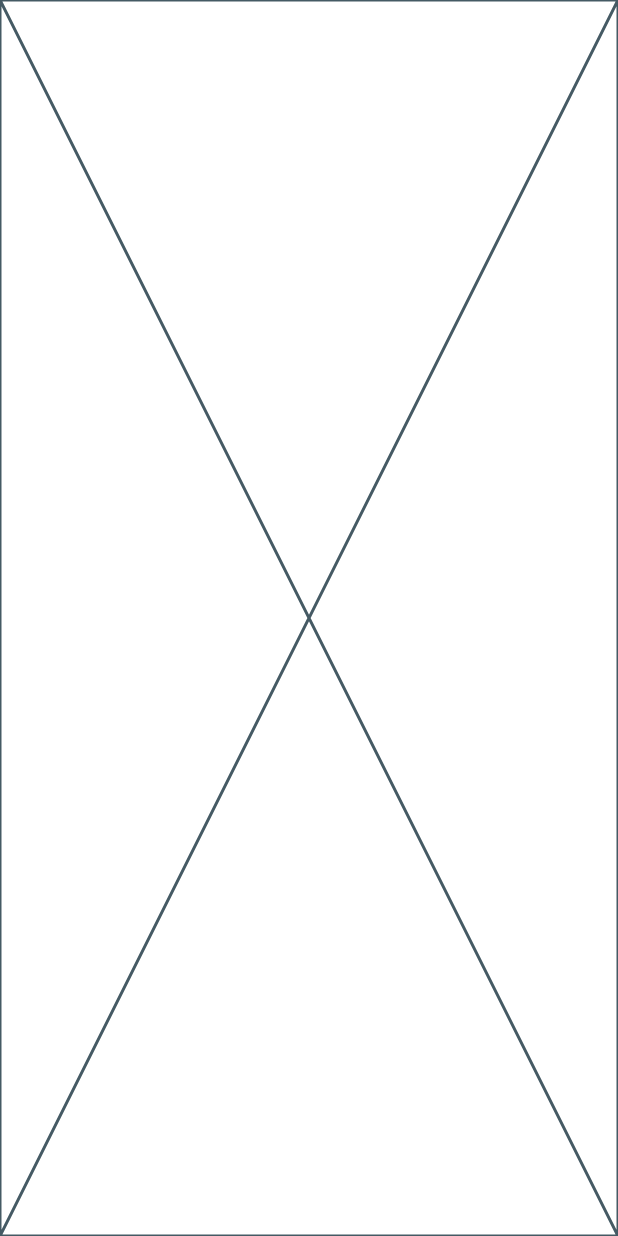
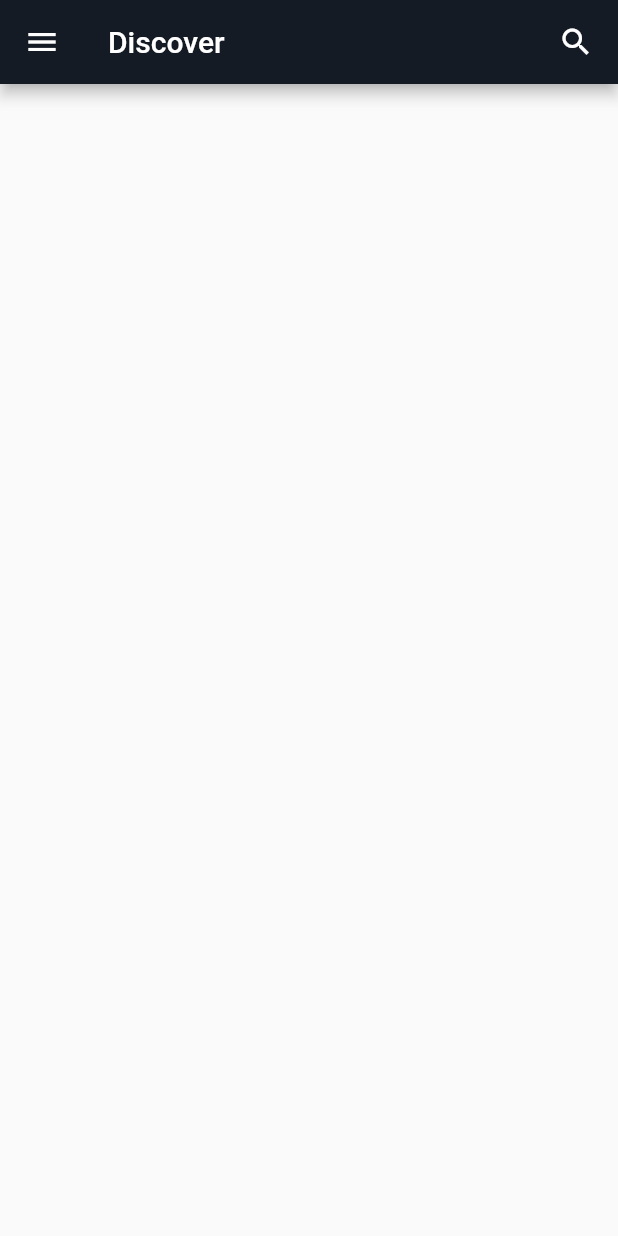
Before and after one commit to sawrabinBlack/the_movie_app, a Flutter app: the screen it shows after launch, on a phone screen of 412 x 824 dp. Run offline on Flutter 3.47's test engine with Material 2 defaults, Android fonts, the phone set to English and light mode, and no system bars.

Commit message:
AppBar UI finished

```diff
--- a/lib/pages/home_page.dart
+++ b/lib/pages/home_page.dart
@@ -1,10 +1,29 @@
 import 'package:flutter/material.dart';
+import 'package:movie_app/resources/colors.dart';
+import 'package:movie_app/resources/dimens.dart';
+import 'package:movie_app/resources/strings.dart';
 
 class HomePage extends StatelessWidget {
   const HomePage({super.key});
 
   @override
   Widget build(BuildContext context) {
-    return const Placeholder();
+    return Scaffold(
+      appBar: AppBar(
+        backgroundColor: PRIMARY_COLOR,
+        title: const Text(MAIN_SCREEN_APPBAR_Title),
+        leading: const Icon(
+          Icons.menu,
+        ),
+        actions: const [
+          Padding(
+            padding: EdgeInsets.only(top: 0,left: 0,bottom: 0, right: MARGIN_MEDIUM_2),
+            child: Icon(
+              Icons.search
+            ),
+          )
+        ],
+      ),
+    );
   }
 }
--- /dev/null
+++ b/lib/resources/colors.dart
@@ -0,0 +1,3 @@
+import 'package:flutter/material.dart';
+
+const PRIMARY_COLOR =  Color.fromRGBO(20, 27, 37, 1.0);
--- /dev/null
+++ b/lib/resources/dimens.dart
@@ -0,0 +1 @@
+const MARGIN_MEDIUM_2 = 16.0;
--- /dev/null
+++ b/lib/resources/strings.dart
@@ -0,0 +1 @@
+const MAIN_SCREEN_APPBAR_Title = "Discover";
```
